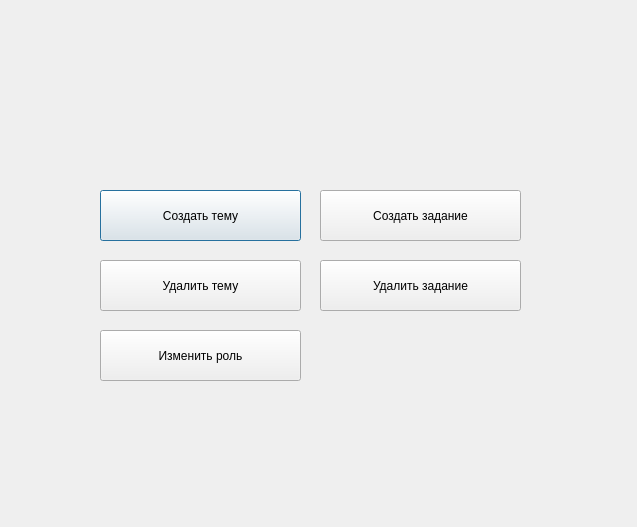
First picture: the form in adminwindow.ui, repository icspero/3-semester-CourseWork_Client, before the edit.
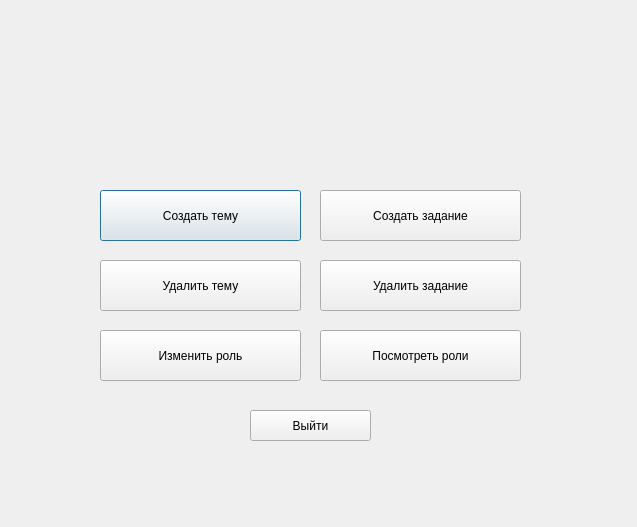
Second picture: the form after the edit.

```diff
--- a/adminwindow.ui
+++ b/adminwindow.ui
@@ -78,6 +78,32 @@
     <string>Изменить роль</string>
    </property>
   </widget>
+  <widget class="QPushButton" name="addTopicButton_6">
+   <property name="geometry">
+    <rect>
+     <x>320</x>
+     <y>330</y>
+     <width>201</width>
+     <height>51</height>
+    </rect>
+   </property>
+   <property name="text">
+    <string>Посмотреть роли</string>
+   </property>
+  </widget>
+  <widget class="QPushButton" name="pushButton">
+   <property name="geometry">
+    <rect>
+     <x>250</x>
+     <y>410</y>
+     <width>121</width>
+     <height>31</height>
+    </rect>
+   </property>
+   <property name="text">
+    <string>Выйти</string>
+   </property>
+  </widget>
  </widget>
  <resources/>
  <connections/>
```
